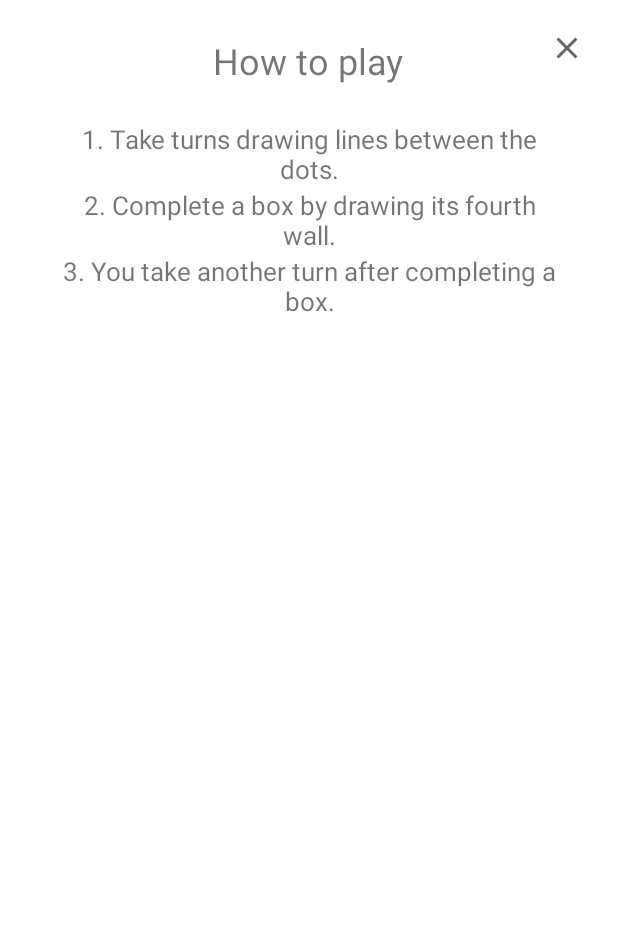
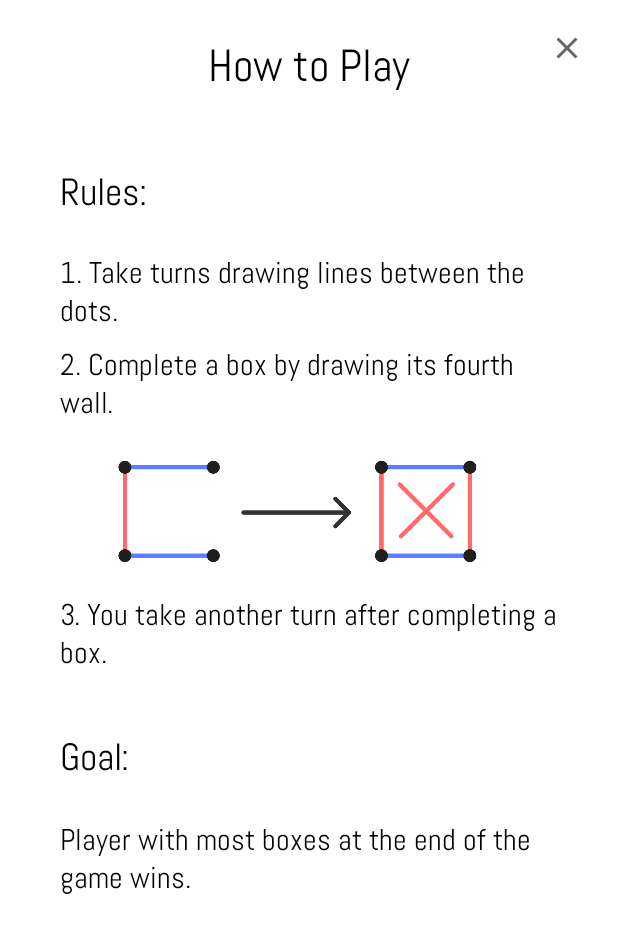
Before and after one commit to nguyendh24/DotsBoxes, an Android app: the layout dialog_help.xml on its own in the app's theme, with its tools: preview values and no code run, on a phone screen of 412 x 824 dp. Shown: the top 933 px of the screen. Run offline under Robolectric (Android 15) with nearby library versions, the phone set to English and light mode, and no system bars.

Commit message:
Updated and completed how to play, added fonts

```diff
--- a/app/src/main/res/layout/dialog_help.xml
+++ b/app/src/main/res/layout/dialog_help.xml
@@ -27,42 +27,112 @@
             android:layout_width="wrap_content"
             android:layout_height="wrap_content"
             android:layout_gravity="center_horizontal"
-            android:text="@string/how_to"
-            android:textSize="24sp"
             android:paddingTop="24dp"
-            android:paddingBottom="24dp"/>
+            android:paddingBottom="24dp"
+
+            android:text="How to Play"
+            android:fontFamily="@font/abel"
+            android:textSize="30sp"
+            android:textColor="@color/black"/>
 
         <TextView
-            android:id="@+id/ruleOne"
+            android:id="@+id/tvRules"
+            android:layout_width="wrap_content"
+            android:layout_height="wrap_content"
+            android:layout_gravity="left"
+            android:paddingLeft="24dp"
+            android:paddingTop="24dp"
+            android:paddingBottom="24dp"
+
+            android:text="Rules:"
+            android:fontFamily="@font/abel"
+            android:textSize="25sp"
+            android:textColor="@color/black"/>
+
+        <TextView
+            android:id="@+id/tvRuleOne"
             android:layout_width="wrap_content"
             android:layout_height="match_parent"
             android:layout_gravity="center_horizontal"
-            android:gravity="center_horizontal"
+            android:gravity="left"
             android:paddingStart="24dp"
             android:paddingEnd="24dp"
-            android:textSize="17dp"
-            android:text="1. Take turns drawing lines between the dots." />
+            android:paddingBottom="10dp"
+
+            android:text="1. Take turns drawing lines between the dots."
+            android:fontFamily="@font/abel"
+            android:textSize="20dp"
+            android:textColor="@color/black"/>
 
         <TextView
-            android:id="@+id/ruleTwo"
+            android:id="@+id/tvRuleTwo"
             android:layout_width="wrap_content"
             android:layout_height="match_parent"
             android:layout_gravity="center_horizontal"
-            android:gravity="center_horizontal"
+            android:gravity="left"
             android:paddingStart="24dp"
             android:paddingEnd="24dp"
-            android:textSize="17dp"
-            android:text="2. Complete a box by drawing its fourth wall." />
+            android:paddingBottom="10dp"
+
+            android:text="2. Complete a box by drawing its fourth wall."
+            android:fontFamily="@font/abel"
+            android:textSize="20dp"
+            android:textColor="@color/black"/>
+
+        <ImageView
+            android:id="@+id/ivHelpBoxes"
+            android:layout_width="250dp"
+            android:layout_height="100dp"
+            android:layout_alignParentEnd="true"
+            android:layout_marginEnd="6dp"
+            android:layout_marginBottom="5dp"
+            android:layout_gravity="center_horizontal"
+            android:src="@drawable/ic_help_box_light" />
 
         <TextView
-            android:id="@+id/ruleThree"
+            android:id="@+id/tvRuleThree"
             android:layout_width="wrap_content"
             android:layout_height="match_parent"
             android:layout_gravity="center_horizontal"
-            android:gravity="center_horizontal"
+            android:gravity="left"
             android:paddingStart="24dp"
             android:paddingEnd="24dp"
-            android:textSize="17dp"
-            android:text="3. You take another turn after completing a box." />
+            android:paddingBottom="10dp"
+
+            android:text="3. You take another turn after completing a box."
+            android:fontFamily="@font/abel"
+            android:textSize="20dp"
+            android:textColor="@color/black"/>
+
+        <TextView
+            android:id="@+id/tvGoal"
+            android:layout_width="wrap_content"
+            android:layout_height="match_parent"
+            android:layout_gravity="left"
+            android:gravity="left"
+            android:paddingStart="24dp"
+            android:paddingEnd="24dp"
+            android:paddingTop="30dp"
+            android:paddingBottom="25dp"
+
+            android:text="Goal:"
+            android:fontFamily="@font/abel"
+            android:textSize="25dp"
+            android:textColor="@color/black"/>
+
+        <TextView
+            android:id="@+id/tvGoalText"
+            android:layout_width="wrap_content"
+            android:layout_height="match_parent"
+            android:layout_gravity="left"
+            android:gravity="left"
+            android:paddingStart="24dp"
+            android:paddingEnd="24dp"
+
+            android:text="Player with most boxes at the end of the game wins."
+            android:fontFamily="@font/abel"
+            android:textSize="20dp"
+            android:textColor="@color/black"/>
+
     </LinearLayout>
 </RelativeLayout>
--- a/app/src/main/res/layout/splash.xml
+++ b/app/src/main/res/layout/splash.xml
@@ -6,11 +6,26 @@
     android:layout_height="match_parent">
 
     <ImageView
+        android:id="@+id/thirdCircle"
+        android:layout_width="260dp"
+        android:layout_height="260dp"
+        android:layout_marginTop="72dp"
+        android:alpha="0.7"
+        android:contentDescription="logo"
+        app:layout_constraintEnd_toEndOf="parent"
+        app:layout_constraintHorizontal_bias="0.496"
+        app:layout_constraintStart_toStartOf="parent"
+        app:layout_constraintTop_toTopOf="parent"
+        app:srcCompat="@drawable/ic_circle"
+        app:tint="@color/purplePlayer" />
+
+    <ImageView
         android:id="@+id/blueCircle"
         android:layout_width="260dp"
         android:layout_height="260dp"
         android:layout_marginTop="164dp"
         android:contentDescription="logo"
+        android:alpha="0.7"
         app:layout_constraintEnd_toEndOf="parent"
         app:layout_constraintHorizontal_bias="0.894"
         app:layout_constraintStart_toStartOf="parent"
@@ -24,6 +39,7 @@
         android:layout_height="260dp"
         android:layout_marginTop="164dp"
         android:contentDescription="logo"
+        android:alpha="0.8"
         app:layout_constraintEnd_toEndOf="parent"
         app:layout_constraintHorizontal_bias="0.105"
         app:layout_constraintStart_toStartOf="parent"
--- a/app/src/main/res/values/colors.xml
+++ b/app/src/main/res/values/colors.xml
@@ -23,4 +23,6 @@
 
     <color name="darkBg">#3C3B66</color>
     <color name="darkBox">#4B5292</color>
+    <color name="finalDarkBg">#222577</color>
+    <color name="darkGround">#131660</color>
 </resources>
```
Also changed, not shown: app/src/main/res/drawable/ic_help_box_light.png (added), app/src/main/res/font/abel.ttf (added), app/src/main/res/font/sassy_frass.ttf (added), 1 other file.
